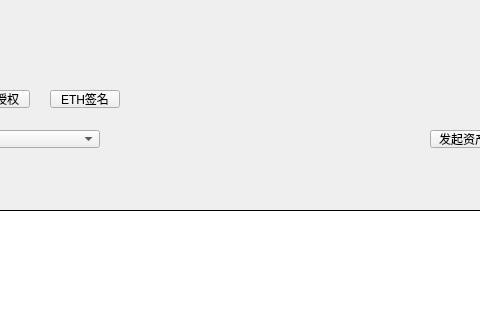
First picture: the form in LNKWallet/guard/ColdHotTransferPage.ui, repository HcashOrg/hx-indicator, before the edit; both pictures show x 190 to 670 and y 0 to 320 of the 770 by 510 pixel window.
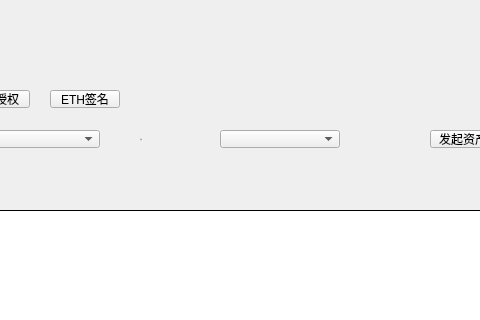
Second picture: the form after the edit.

Patch:
```diff
--- a/LNKWallet/guard/ColdHotTransferPage.ui
+++ b/LNKWallet/guard/ColdHotTransferPage.ui
@@ -566,6 +566,58 @@
     </widget>
    </widget>
   </widget>
+  <widget class="QComboBox" name="assetComboBox">
+   <property name="geometry">
+    <rect>
+     <x>410</x>
+     <y>130</y>
+     <width>120</width>
+     <height>18</height>
+    </rect>
+   </property>
+   <property name="font">
+    <font>
+     <family>微软雅黑</family>
+     <weight>50</weight>
+     <bold>false</bold>
+    </font>
+   </property>
+   <property name="focusPolicy">
+    <enum>Qt::NoFocus</enum>
+   </property>
+   <property name="styleSheet">
+    <string notr="true"/>
+   </property>
+  </widget>
+  <widget class="QLabel" name="assetLabel">
+   <property name="geometry">
+    <rect>
+     <x>330</x>
+     <y>130</y>
+     <width>80</width>
+     <height>18</height>
+    </rect>
+   </property>
+   <property name="font">
+    <font>
+     <family>Microsoft YaHei UI Light</family>
+     <pointsize>-1</pointsize>
+     <weight>50</weight>
+     <italic>false</italic>
+     <bold>false</bold>
+    </font>
+   </property>
+   <property name="styleSheet">
+    <string notr="true">QLabel{color: rgb(137,129,161);
+font: 11px &quot;Microsoft YaHei UI Light&quot;;}</string>
+   </property>
+   <property name="text">
+    <string>币种</string>
+   </property>
+   <property name="alignment">
+    <set>Qt::AlignLeading|Qt::AlignLeft|Qt::AlignVCenter</set>
+   </property>
+  </widget>
  </widget>
  <resources/>
  <connections/>
```
Left out of the diff: 10 changed lines with no effect on the pictures.
